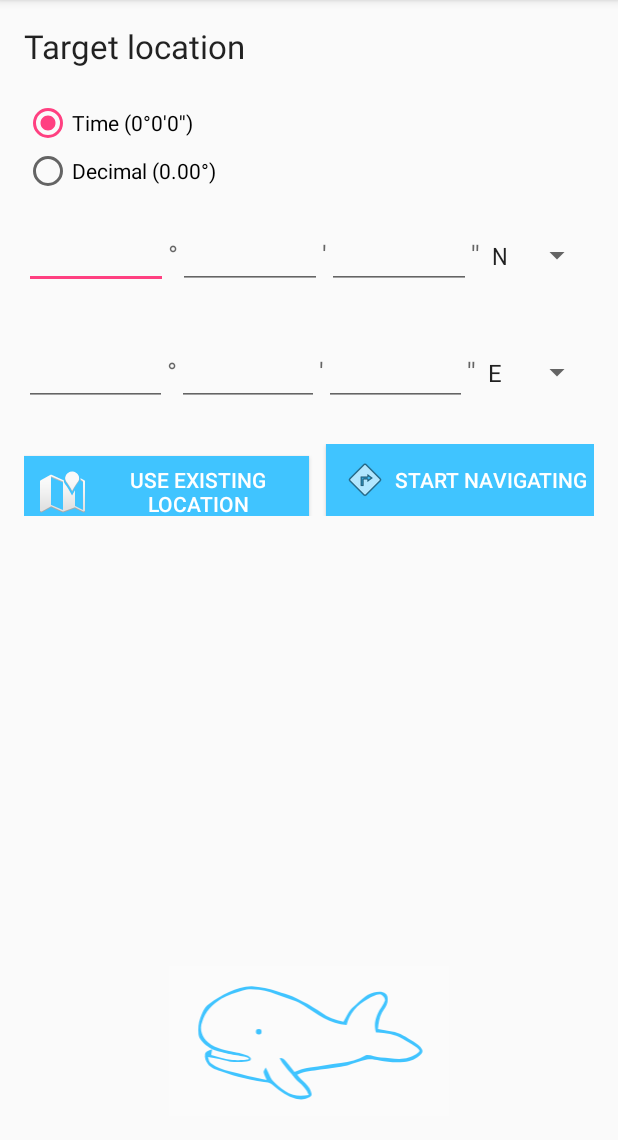
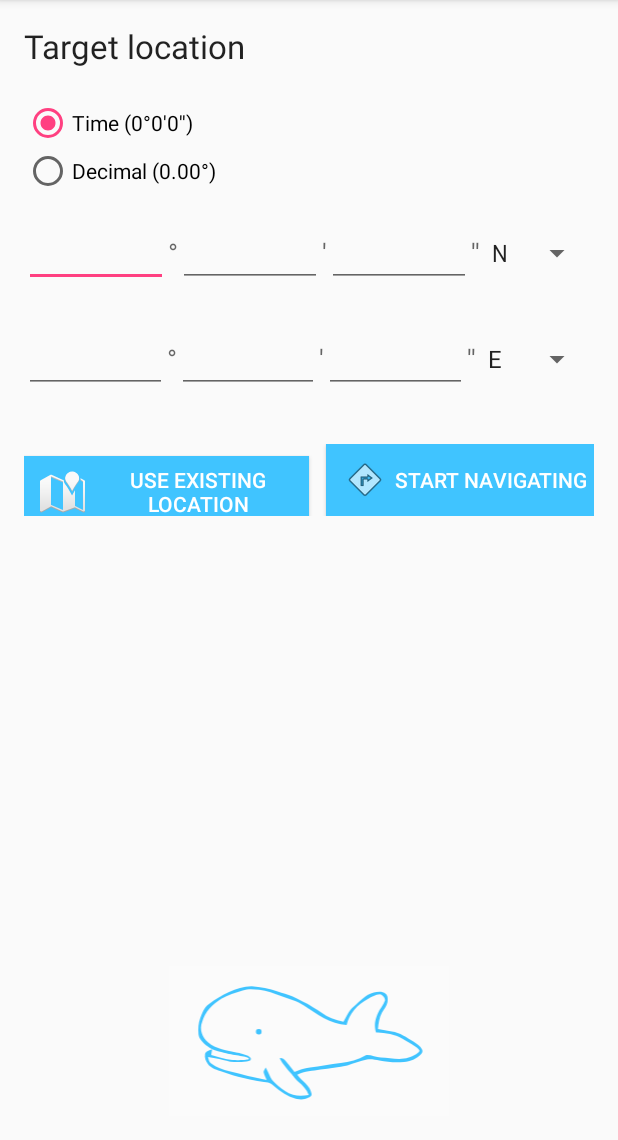
Before and after one commit to Gerii/sw16_free_LittleWhale, an Android app: the screen it shows after launch (EnterCoordinates), on a phone screen of 412 x 824 dp, the part 96-1236 px from its top. Run offline under Robolectric (Android 15) with nearby library versions, the phone set to English and light mode, and no system bars.

Commit message:
[HO,PA] Fix small UI issues

```diff
--- a/LittleWhale/app/src/main/res/layout/activity_enter_coordinates.xml
+++ b/LittleWhale/app/src/main/res/layout/activity_enter_coordinates.xml
@@ -91,8 +91,9 @@
             <LinearLayout
                 android:id="@+id/linearLayoutTimeLatitude"
                 android:layout_width="match_parent"
-                android:layout_height="78dp"
-                android:layout_marginTop="65dp">
+                android:layout_height="wrap_content"
+                android:layout_marginBottom="25dp"
+                android:layout_marginTop="80dp">
 
                 <EditText
                     android:id="@+id/editTextDegreeTimeLatitude"
@@ -161,8 +162,7 @@
             <LinearLayout
                 android:id="@+id/linearLayoutTimeLongitude"
                 android:layout_width="match_parent"
-                android:layout_height="78dp"
-                android:layout_marginTop="0dp">
+                android:layout_height="wrap_content">
 
                 <EditText
                     android:id="@+id/editTextDegreeTimeLongitude"
@@ -236,7 +236,7 @@
         <LinearLayout
             android:id="@+id/linearLayoutDecimalCoords"
             android:layout_width="match_parent"
-            android:layout_height="match_parent"
+            android:layout_height="wrap_content"
             android:layout_alignTop="@id/radioGroup"
             android:orientation="vertical"
             android:visibility="gone">
@@ -245,8 +245,9 @@
             <LinearLayout
                 android:id="@+id/linearLayoutDecimalLatitude"
                 android:layout_width="match_parent"
-                android:layout_height="78dp"
-                android:layout_marginTop="65dp">
+                android:layout_height="wrap_content"
+                android:layout_marginBottom="25dp"
+                android:layout_marginTop="80dp">
 
                 <EditText
                     android:id="@+id/editTextDegreeDecimalLatitude"
@@ -262,23 +263,16 @@
 
                 <TextView
                     android:id="@+id/textView3"
-                    android:layout_width="0dp"
+                    android:layout_width="wrap_content"
                     android:layout_height="wrap_content"
-                    android:layout_weight=".1"
                     android:text="°"
                     android:textAppearance="?android:attr/textAppearanceMedium" />
 
-                <FrameLayout
-                    android:layout_width="0dp"
-                    android:layout_height="wrap_content"
-                    android:layout_weight=".2">
-
-                    <Spinner
-                        android:id="@+id/spinnerCardinalDirectionDecimalLatitude"
-                        android:layout_width="match_parent"
-                        android:layout_height="match_parent"
-                        android:entries="@array/latitude" />
-                </FrameLayout>
+                <Spinner
+                    android:id="@+id/spinnerCardinalDirectionDecimalLatitude"
+                    android:layout_width="wrap_content"
+                    android:layout_height="match_parent"
+                    android:entries="@array/latitude" />
             </LinearLayout>
 
             <!-- decimal longitude-->
@@ -301,9 +295,8 @@
 
                 <TextView
                     android:id="@+id/textViewDegreeDecimalLongitude"
-                    android:layout_width="0dp"
+                    android:layout_width="wrap_content"
                     android:layout_height="wrap_content"
-                    android:layout_weight=".1"
                     android:text="°"
                     android:textAppearance="?android:attr/textAppearanceMedium" />
 
```
Also changed, not shown: LittleWhale/app/src/main/res/layout/activity_add_new_location.xml (+8 -8 lines).
